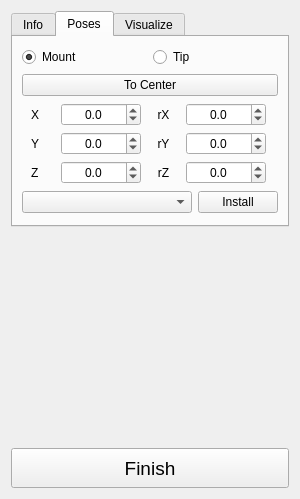
Above: src/Mod/Robot/Gui/Tool/TaskBoxTorchToolSetupPanel.ui from panyixiao/XH_CAD before the change. Below: the same form after it.
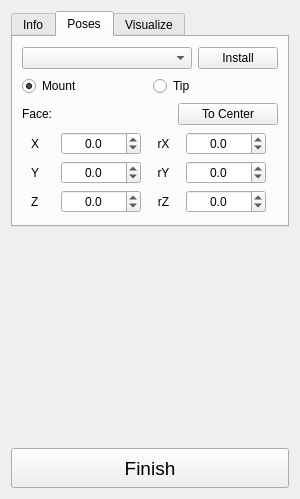
That is the form after the change. The open tabs and pages were chosen to show the change.

Diff of the .ui file:
```diff
--- a/src/Mod/Robot/Gui/Tool/TaskBoxTorchToolSetupPanel.ui
+++ b/src/Mod/Robot/Gui/Tool/TaskBoxTorchToolSetupPanel.ui
@@ -219,6 +219,26 @@
        <string>Poses</string>
       </attribute>
       <layout class="QVBoxLayout" name="verticalLayout_5">
+       <item>
+        <layout class="QHBoxLayout" name="horizontalLayout">
+         <item>
+          <widget class="QComboBox" name="comboBox_RobotList"/>
+         </item>
+         <item>
+          <widget class="QPushButton" name="pushButton_Assemble">
+           <property name="maximumSize">
+            <size>
+             <width>80</width>
+             <height>16777215</height>
+            </size>
+           </property>
+           <property name="text">
+            <string>Install</string>
+           </property>
+          </widget>
+         </item>
+        </layout>
+       </item>
        <item>
         <layout class="QHBoxLayout" name="horizontalLayout_2">
          <item>
@@ -241,17 +261,34 @@
         </layout>
        </item>
        <item>
-        <widget class="QPushButton" name="pushButton_CalcCenter">
-         <property name="minimumSize">
-          <size>
-           <width>0</width>
-           <height>0</height>
-          </size>
-         </property>
-         <property name="text">
-          <string>To Center</string>
-         </property>
-        </widget>
+        <layout class="QHBoxLayout" name="horizontalLayout_7">
+         <item>
+          <widget class="QLabel" name="label_6">
+           <property name="text">
+            <string>Face:</string>
+           </property>
+          </widget>
+         </item>
+         <item>
+          <widget class="QPushButton" name="pushButton_CalcCenter">
+           <property name="minimumSize">
+            <size>
+             <width>0</width>
+             <height>0</height>
+            </size>
+           </property>
+           <property name="maximumSize">
+            <size>
+             <width>100</width>
+             <height>16777215</height>
+            </size>
+           </property>
+           <property name="text">
+            <string>To Center</string>
+           </property>
+          </widget>
+         </item>
+        </layout>
        </item>
        <item>
         <layout class="QGridLayout" name="gridLayout_4">
@@ -485,26 +522,6 @@
          </item>
         </layout>
        </item>
-       <item>
-        <layout class="QHBoxLayout" name="horizontalLayout">
-         <item>
-          <widget class="QComboBox" name="comboBox_RobotList"/>
-         </item>
-         <item>
-          <widget class="QPushButton" name="pushButton_Assemble">
-           <property name="maximumSize">
-            <size>
-             <width>80</width>
-             <height>16777215</height>
-            </size>
-           </property>
-           <property name="text">
-            <string>Install</string>
-           </property>
-          </widget>
-         </item>
-        </layout>
-       </item>
       </layout>
      </widget>
      <widget class="QWidget" name="tab_6">
```
Left out of the diff: 34 changed lines with no effect on the pictures.
